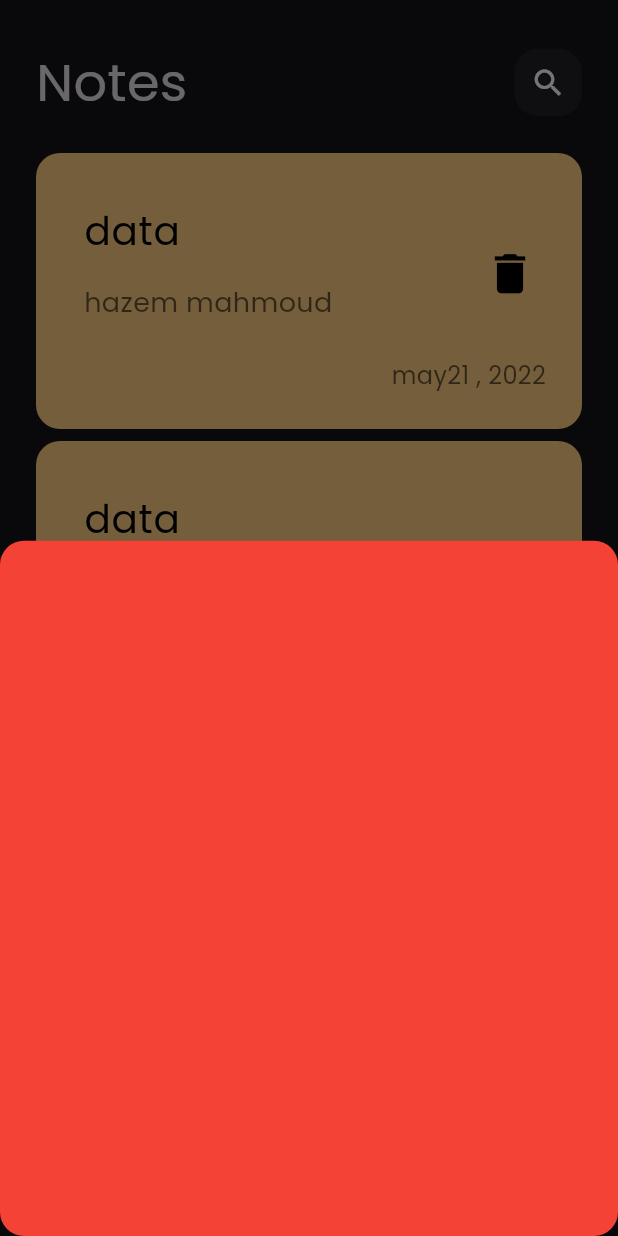
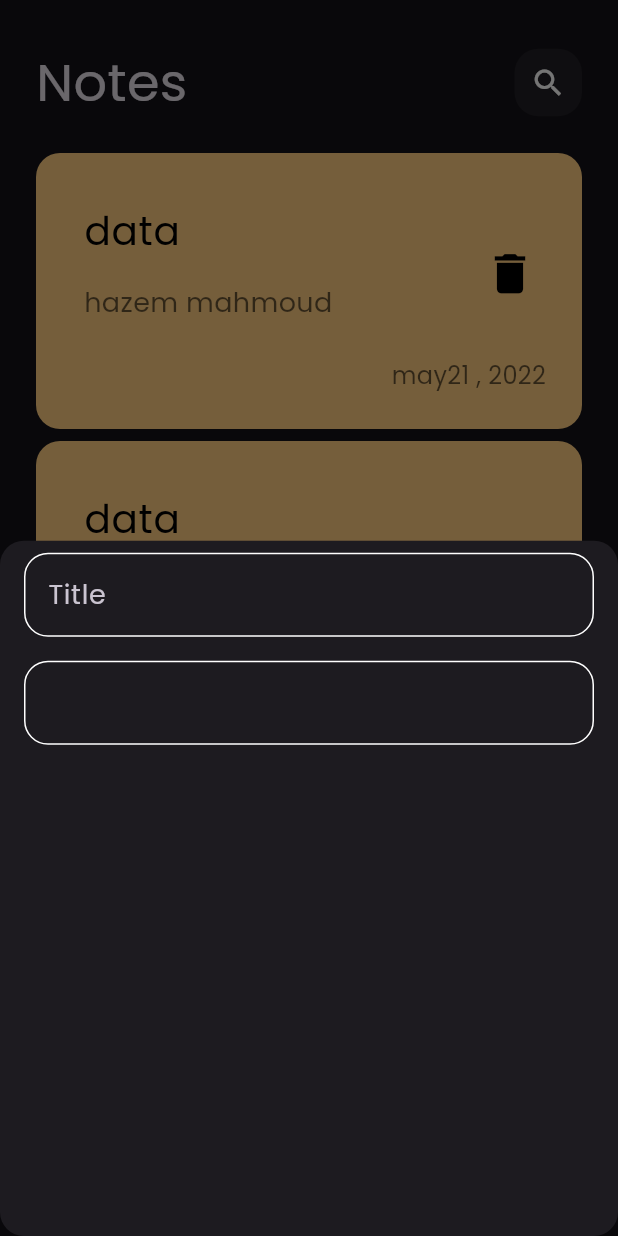
Before and after one commit to cshazem1/notes_app, a Flutter app: the screen it shows after launch, after a tap on the "add" icon, on a phone screen of 412 x 824 dp. Run offline on Flutter 3.47's test engine with Material 3 defaults, Android fonts, the phone set to English and light mode, and no system bars.

Commit message:
create custom text field

```diff
--- /dev/null
+++ b/lib/constants.dart
@@ -0,0 +1,3 @@
+import 'dart:ui';
+
+const kPrimaryColor=Color(0xff62FCD7);
--- a/lib/views/notes_view.dart
+++ b/lib/views/notes_view.dart
@@ -13,8 +13,7 @@ class NotesView extends StatelessWidget {
         onPressed: () {
           showModalBottomSheet(
 
-            shape: RoundedRectangleBorder(borderRadius: BorderRadius.all(Radius.circular(16))),
-backgroundColor: Colors.red.withOpacity(1),
+            shape: const RoundedRectangleBorder(borderRadius: BorderRadius.all(Radius.circular(16))),
             context: context, builder: (context) {
             return const AddNoteBottomSheet();
           },);
--- a/lib/widgets/add_note_bottom_sheet.dart
+++ b/lib/widgets/add_note_bottom_sheet.dart
@@ -1,4 +1,5 @@
 import 'package:flutter/material.dart';
+import 'package:notes_app/widgets/custom_text_field.dart';
 
 class AddNoteBottomSheet extends StatelessWidget{
   const AddNoteBottomSheet({super.key});
@@ -6,8 +7,29 @@ class AddNoteBottomSheet extends StatelessWidget{
   @override
   Widget build(BuildContext context) {
     return
-      Container(
+      Padding(
+        padding: const EdgeInsets.symmetric(horizontal: 16.0,),
+        child: Column(
+          children: [
+            CustomTextField(
 
+              hintText: "Enter Your Title",
+              labelText: "Title",
+              onSubmitted: (p0) {
+            }, onChange: (p0) {
+
+            },),
+            CustomTextField(
+              height: 100,
+              onSubmitted: (p0) {
+
+            }, onChange: (p0) {
+
+            },)
+          ],
+
+
+        ),
       );
 
   }
--- /dev/null
+++ b/lib/widgets/custom_text_field.dart
@@ -0,0 +1,53 @@
+import 'dart:core';
+
+import 'package:flutter/material.dart';
+import 'package:notes_app/constants.dart';
+
+// ignore: must_be_immutable
+class CustomTextField extends StatelessWidget {
+  Function(String) onChange;
+  Function(String) onSubmitted;
+  String? initialText;
+  String? hintText;
+  String? labelText;
+  bool? onClick;
+  Icon? icon;
+  bool? enable;
+  double? height;
+  CustomTextField(
+      {super.key,
+      required this.onSubmitted,
+      this.initialText,
+      this.height,
+      this.enable,
+      this.icon,
+      this.hintText,
+      this.labelText,
+      required this.onChange,
+      this.onClick});
+  bool onView = true;
+  @override
+  Widget build(BuildContext context) {
+    return Padding(
+      padding: const EdgeInsets.symmetric(vertical: 8.0),
+      child: TextField(
+        enabled: enable,
+        onSubmitted: onSubmitted,
+        onChanged: onChange,
+        decoration: InputDecoration(
+            suffixIcon: icon,
+            hintText: hintText,
+            hintStyle: (TextStyle(color: Colors.white.withOpacity(.5))),
+            labelText: labelText,
+            labelStyle: (const TextStyle(fontSize: 18)),
+            focusedBorder: const OutlineInputBorder(
+                borderRadius: BorderRadius.all(Radius.circular(16)),
+                borderSide: BorderSide(color: kPrimaryColor)),
+            enabledBorder: const OutlineInputBorder(
+              borderRadius: BorderRadius.all(Radius.circular(16)),
+              borderSide: BorderSide(color: Colors.white),
+            )),
+      ),
+    );
+  }
+}
```
